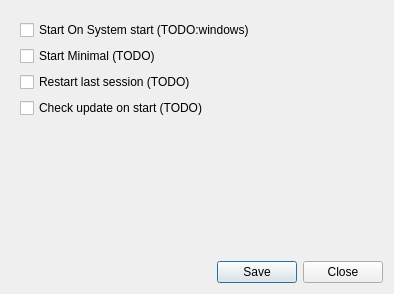
This is src/optionsdialog.ui in coolshou/qterminal as Qt 5 draws it before an edit. The edited form follows.
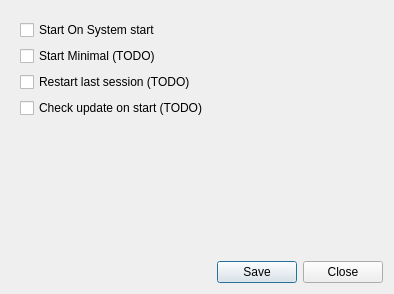
This is the edited form. Icons and pictures are not drawn.

Commit message: add start on system start on windows

```diff
--- a/src/optionsdialog.ui
+++ b/src/optionsdialog.ui
@@ -24,7 +24,7 @@
       <item>
        <widget class="QCheckBox" name="StartOnBootCheckBox">
         <property name="text">
-         <string>Start On System start (TODO:windows)</string>
+         <string>Start On System start</string>
         </property>
        </widget>
       </item>
```
The commit also changes 3 other files.
